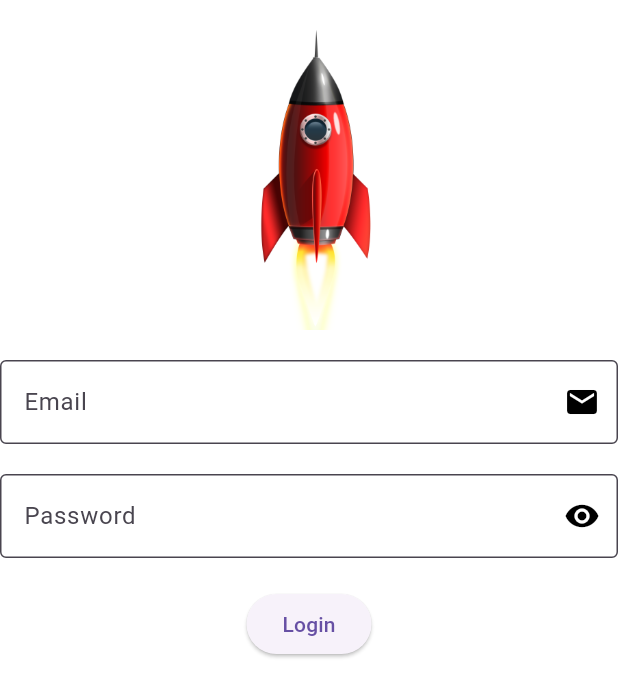
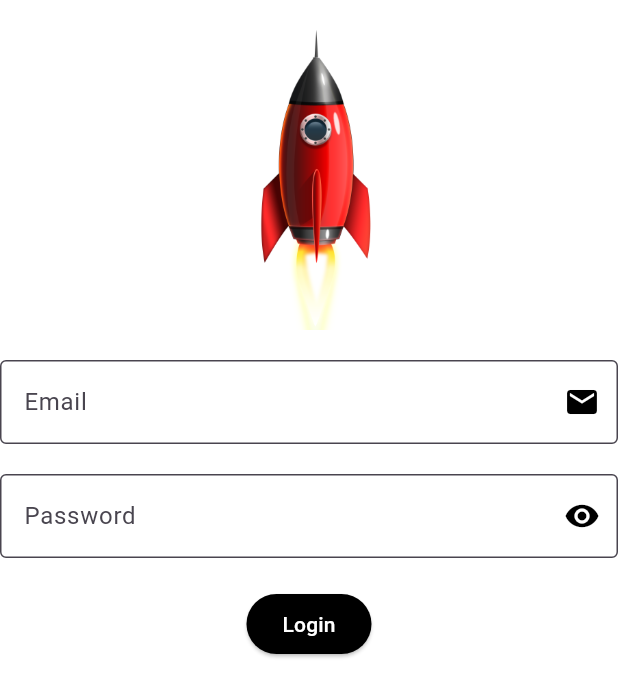
Before and after one commit to Ionfinisher/flutter-animated-login-screens, a Flutter app: the screen it shows after launch, on a phone screen of 412 x 824 dp. Shown: the top 697 px of the screen. Run offline on Flutter 3.47's test engine with Material 3 defaults, Android fonts, the phone set to English and light mode, and no system bars; drawn by our look-alikes of flutter_animate.

Commit message:
update form

```diff
--- a/lib/login_screens/login_screen.dart
+++ b/lib/login_screens/login_screen.dart
@@ -58,6 +58,10 @@ class _MyAppState extends State<MyApp> {
                   const SizedBox(height: 20),
                   ElevatedButton(
                     onPressed: () {},
+                    style: ElevatedButton.styleFrom(
+                      backgroundColor: const Color.fromARGB(255, 0, 0, 0),
+                      foregroundColor: const Color.fromARGB(255, 255, 255, 255),
+                    ),
                     child: const Text('Login'),
                   ),
                 ],
```
